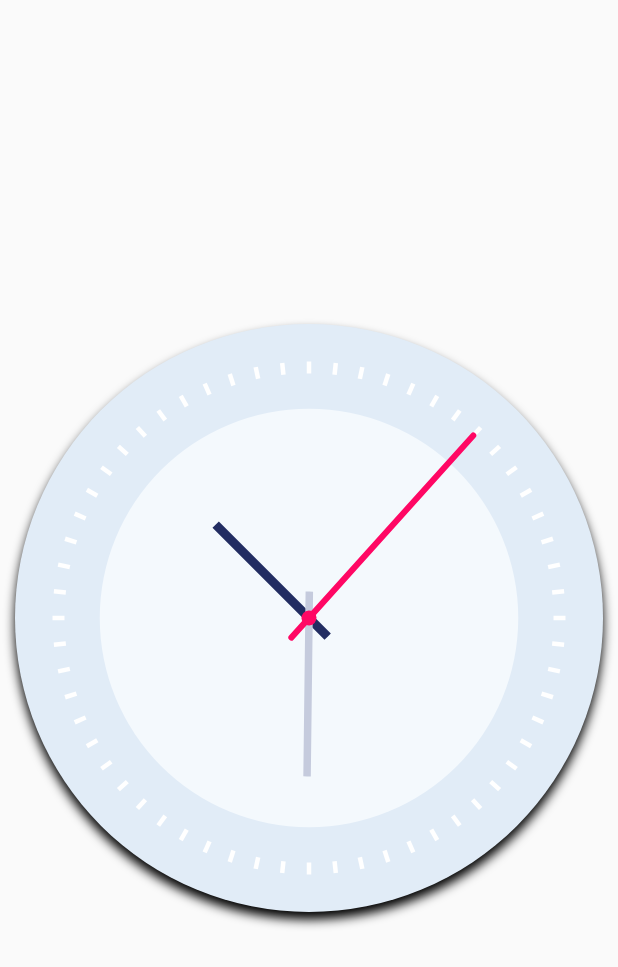
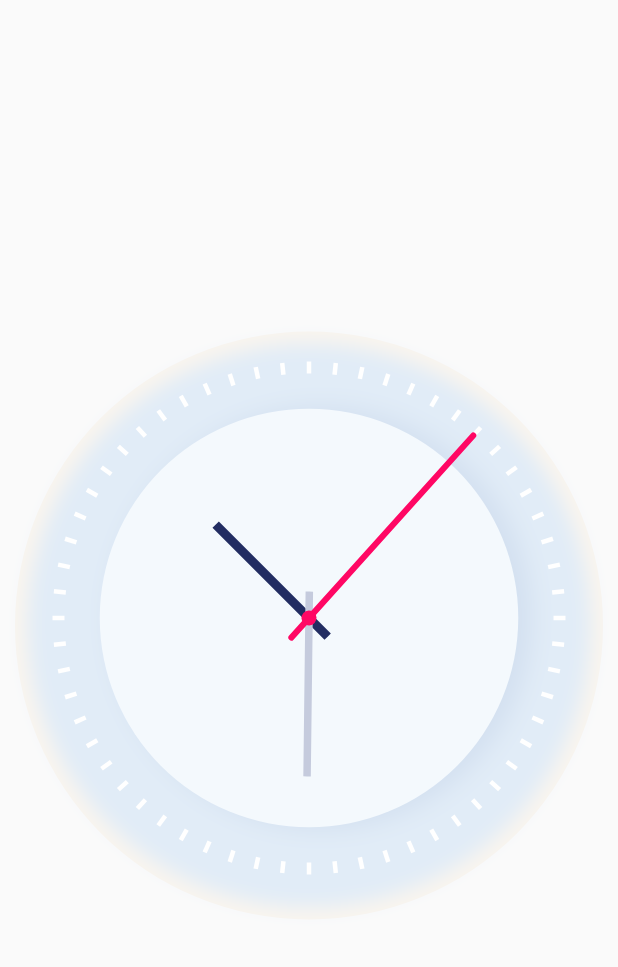
Before and after one commit to ajvelo/My-Alarm, a Flutter app: the screen it shows after launch, on a phone screen of 412 x 824 dp. Shown: the top 967 px of the screen. Run offline on Flutter 3.47's test engine with Material 2 defaults, Android fonts, the phone set to English and light mode, and no system bars.

Commit message:
Move clock files to new directory

```diff
--- a/my_alarm/lib/clock.dart
+++ b/my_alarm/lib/clock/clock.dart
@@ -1,22 +1,26 @@
 import 'dart:async';
 
-import 'package:my_alarm/clock_text.dart';
+import 'package:my_alarm/clock/clock_text.dart';
 import 'package:flutter/material.dart';
-import 'package:my_alarm/clock_face.dart';
+import 'package:my_alarm/clock/clock_face.dart';
 
 import 'clock_dial_painter.dart';
 import 'clock_hands.dart';
+
+
 
 typedef TimeProducer = DateTime Function();
 
 class Clock extends StatefulWidget {
 
   final Color circleColor;
+  final Color shadowColor;
   final ClockText clockText;
   final TimeProducer getCurrentTime;
   final Duration updateDuration;
 
   Clock({this.circleColor = const Color(0xfffe1ecf7),
+         this.shadowColor = const Color(0xffd9e2e),
          this.clockText = ClockText.arabic,
          this.getCurrentTime = getSystemTime,
          this.updateDuration = const Duration(seconds: 1)});
@@ -68,11 +72,18 @@ class _Clock extends State<Clock> {
       width: double.infinity,
       decoration: new BoxDecoration(
         shape: BoxShape.circle,
-        color: widget.circleColor,
+        color: Colors.transparent,
         boxShadow: [
           new BoxShadow(
             offset: new Offset(0.0, 5.0),
-            blurRadius: 5.0,
+            blurRadius: 0.0,
+            color: widget.shadowColor
+          ),
+          BoxShadow(
+            offset: Offset(0.0, 5.0),
+            color: widget.circleColor,
+            blurRadius: 10.0,
+            spreadRadius: -8.0
           )
         ],
       ),
--- a/my_alarm/lib/clock_dial_painter.dart
+++ b/my_alarm/lib/clock/clock_dial_painter.dart
@@ -1,6 +1,6 @@
 import 'dart:math';
 
-import 'package:my_alarm/clock_text.dart';
+import 'package:my_alarm/clock/clock_text.dart';
 import 'package:flutter/material.dart';
 
 class ClockDialPainter extends CustomPainter{
--- a/my_alarm/lib/clock_face.dart
+++ b/my_alarm/lib/clock/clock_face.dart
@@ -1,4 +1,4 @@
-import 'package:my_alarm/clock_text.dart';
+import 'package:my_alarm/clock/clock_text.dart';
 import 'package:flutter/material.dart';
 
 class ClockFace extends StatelessWidget{
@@ -20,6 +20,14 @@ class ClockFace extends StatelessWidget{
             decoration: new BoxDecoration(
               shape: BoxShape.circle,
               color: Color(0xfff4f9fd),
+              boxShadow: [
+                BoxShadow(
+                  offset: Offset(8.0, 0),
+                  blurRadius: 13.0,
+                  spreadRadius: 1.0,
+                  color: Color(0xffd3e0f0)
+                )
+              ]
             ),
           ),
         ),
--- a/my_alarm/lib/clock_hands.dart
+++ b/my_alarm/lib/clock/clock_hands.dart
@@ -1,6 +1,6 @@
-import 'package:my_alarm/hand_hour.dart';
-import 'package:my_alarm/hand_minute.dart';
-import 'package:my_alarm/hand_second.dart';
+import 'package:my_alarm/clock/hand_hour.dart';
+import 'package:my_alarm/clock/hand_minute.dart';
+import 'package:my_alarm/clock/hand_second.dart';
 import 'package:flutter/material.dart';
 
 
--- a/my_alarm/lib/main.dart
+++ b/my_alarm/lib/main.dart
@@ -1,5 +1,5 @@
 import 'package:flutter/material.dart';
-import 'package:my_alarm/clock.dart';
+import 'package:my_alarm/clock/clock.dart';
 
 void main() => runApp(new MyApp());
 
```
Also changed, not shown: my_alarm/lib/clock/clock_text.dart (renamed from my_alarm/lib/clock_text.dart), my_alarm/lib/clock/hand_hour.dart (renamed from my_alarm/lib/hand_hour.dart), my_alarm/lib/clock/hand_minute.dart (renamed from my_alarm/lib/hand_minute.dart), my_alarm/lib/clock/hand_second.dart (renamed from my_alarm/lib/hand_second.dart).
